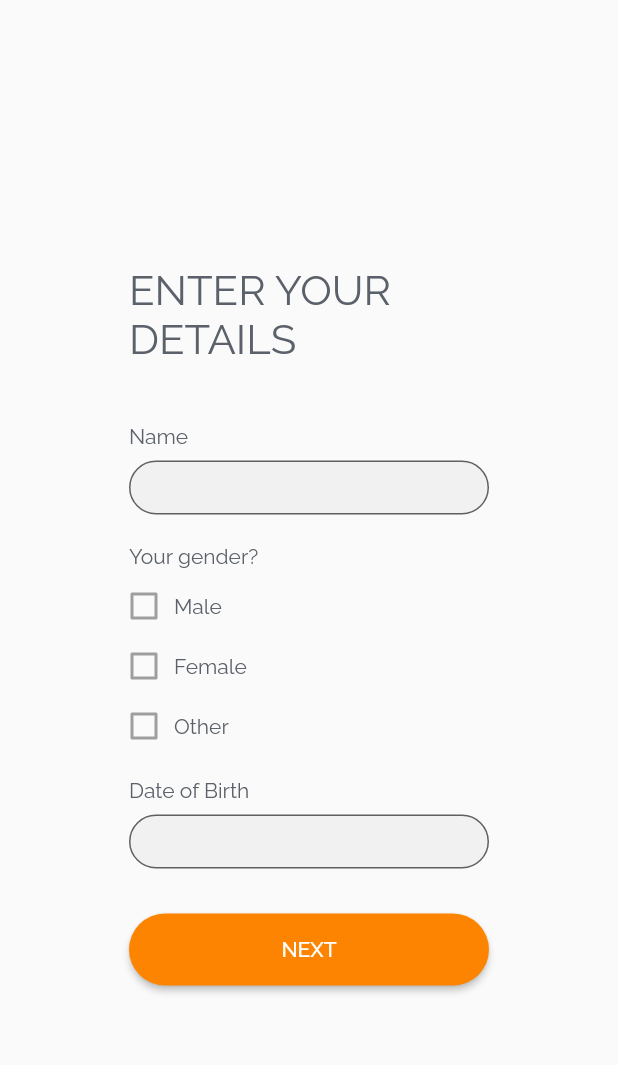
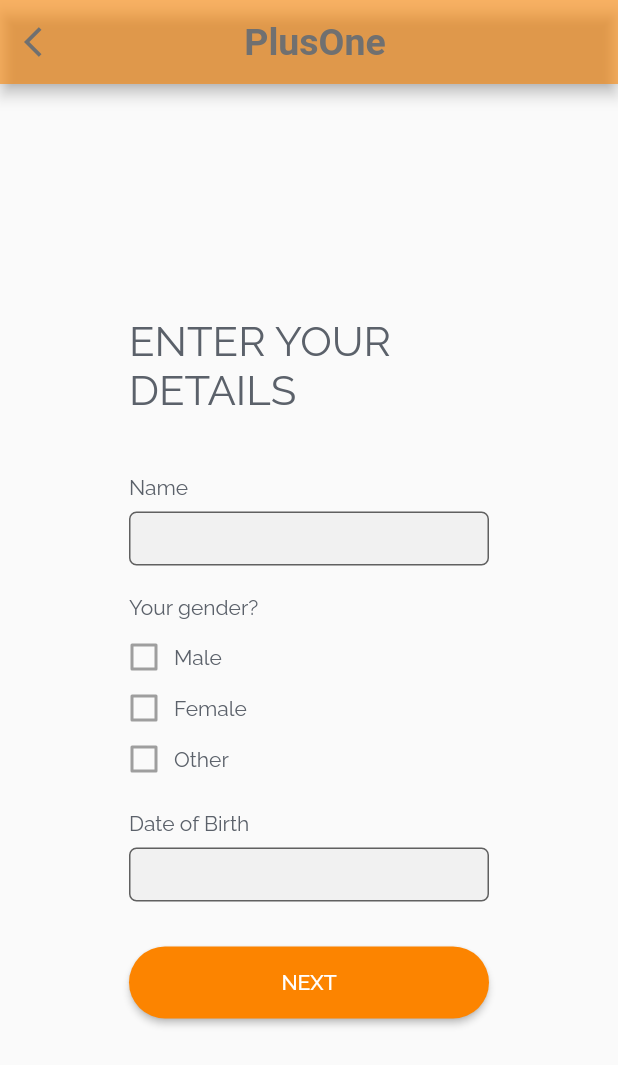
Before and after one commit to stephenBletsas/SENG2021_random_group, a Flutter app: the PersonalDetailsPage screen opened directly, on a phone screen of 412 x 824 dp. Shown: the top 1065 px of the screen. Run offline on Flutter 3.47's test engine with Material 2 defaults, Android fonts, the phone set to English and light mode, and no system bars; our stand-ins replace flutter_markdown, fluttertoast, google_fonts; missing offline and left inert: currency_pickers, flutter_webview_plugin; statements that could not run were skipped.

Commit message:
font changes

```diff
--- a/SourceCode_and_Documentation/plus_one/lib/src/pages/profile/personal_details_page.dart
+++ b/SourceCode_and_Documentation/plus_one/lib/src/pages/profile/personal_details_page.dart
@@ -35,7 +35,33 @@
     return Scaffold(
 
         resizeToAvoidBottomInset: false,
-
+        appBar: AppBar(
+        backgroundColor: sixtyPercOrange,
+        title: Center(
+            child: Text(
+          'PlusOne',
+          style: TextStyle(
+              color: unselectedGray, fontWeight: FontWeight.bold, fontSize: 25),
+        )),
+        leading: IconButton(
+            icon: Icon(
+              Icons.arrow_back_ios,
+              color: unselectedGray,
+            ),
+            onPressed: () {
+              Navigator.pop(context);
+            }),
+        actions: [
+          Icon(
+            Icons.call,
+            color: Colors.transparent,
+          ),
+          Icon(
+            Icons.call,
+            color: Colors.transparent,
+          )
+        ],
+      ),
         body: Center(
             child: SizedBox(
                 width: 240,
@@ -177,10 +203,10 @@
                   },
                   showCursor: true,
                   decoration: InputDecoration(
-                    contentPadding:
-                        const EdgeInsets.symmetric(horizontal: 10.0),
+        errorStyle: TextStyle(height: 0.5),
+        contentPadding: const EdgeInsets.symmetric(horizontal: 10.0),
                     border: OutlineInputBorder(
-                        borderRadius: BorderRadius.all(Radius.circular(50.0))),
+                        borderRadius: BorderRadius.all(Radius.circular(5.0))),
                     filled: true,
                     fillColor: Colors.grey[200].withOpacity(0.75),
                   ),
@@ -200,6 +226,7 @@
           style: buildRobotoTextStyle(14.0, blackCoral),
         ),
       ),
+      SizedBox(height: 6),
       buildCheckBoxColumn(context, _valueMale, _onCheckMale, "Male"),
       buildCheckBoxColumn(context, _valueFemale, _onCheckFemale, "Female"),
       buildCheckBoxColumn(context, _valueOther, _onCheckOther, "Other")
@@ -210,7 +237,7 @@
       BuildContext context, bool value, Function onChanged, String label) {
     return Container(
       alignment: Alignment.center,
-      margin: EdgeInsets.only(top: 10.0),
+      margin: EdgeInsets.only(top: 4.0),
       child: Row(children: [
         Theme(
           data: ThemeData(unselectedWidgetColor: Colors.grey),
```
Also changed, not shown: SourceCode_and_Documentation/plus_one/lib/src/pages/profile/notif_options_page.dart (+16 -7 lines), SourceCode_and_Documentation/plus_one/lib/src/pages/profile/profile_page.dart (+23 -15 lines).
